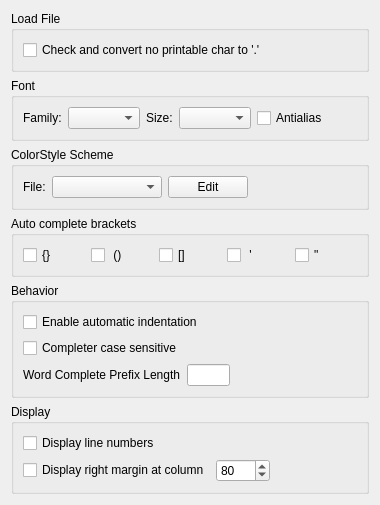
Before: the Qt Designer form liteidex/src/plugins/liteeditor/liteeditoroption.ui in visualfc/liteide, drawn with Qt 5.
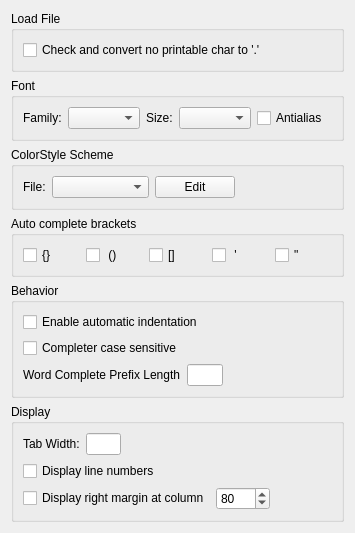
After: the same form once the commit is applied.

Commit message: liteeditor: tab width option

Patch:
```diff
--- a/liteidex/src/plugins/liteeditor/liteeditoroption.ui
+++ b/liteidex/src/plugins/liteeditor/liteeditoroption.ui
@@ -6,8 +6,8 @@
    <rect>
     <x>0</x>
     <y>0</y>
-    <width>380</width>
-    <height>425</height>
+    <width>355</width>
+    <height>453</height>
    </rect>
   </property>
   <property name="windowTitle">
@@ -246,6 +246,40 @@
       <string>Display</string>
      </property>
      <layout class="QVBoxLayout" name="verticalLayout_4">
+      <item>
+       <layout class="QHBoxLayout" name="horizontalLayout_6" stretch="1,1,6">
+        <item>
+         <widget class="QLabel" name="label_5">
+          <property name="text">
+           <string>Tab Width:</string>
+          </property>
+         </widget>
+        </item>
+        <item>
+         <widget class="QLineEdit" name="tabWidthLineEdit">
+          <property name="sizePolicy">
+           <sizepolicy hsizetype="Preferred" vsizetype="Fixed">
+            <horstretch>0</horstretch>
+            <verstretch>0</verstretch>
+           </sizepolicy>
+          </property>
+         </widget>
+        </item>
+        <item>
+         <spacer name="horizontalSpacer_5">
+          <property name="orientation">
+           <enum>Qt::Horizontal</enum>
+          </property>
+          <property name="sizeHint" stdset="0">
+           <size>
+            <width>40</width>
+            <height>20</height>
+           </size>
+          </property>
+         </spacer>
+        </item>
+       </layout>
+      </item>
       <item>
        <widget class="QCheckBox" name="lineNumberVisibleCheckBox">
         <property name="text">
```
The commit also changes 3 other files.
